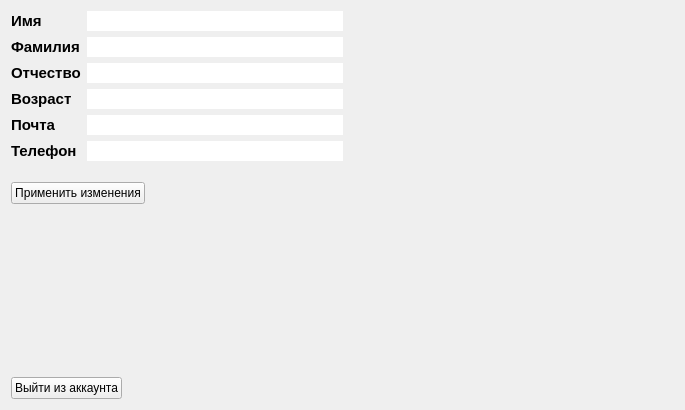
This is ViewModels/MainApplicationViewModels/NestedViewModels/CabinetViewModels/personaldataviewmodel.ui in SisAdminNsk/CarRentalClient as Qt 5 draws it before an edit. The edited form follows.
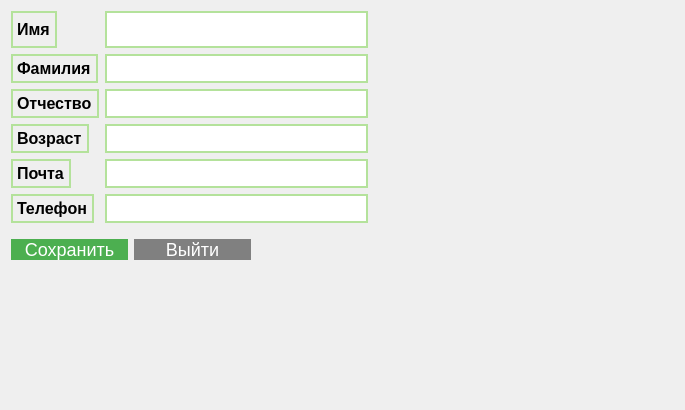
This is the edited form.

Commit message: Изменил personaldataviewmodel

Diff of the .ui file:
```diff
--- a/ViewModels/MainApplicationViewModels/NestedViewModels/CabinetViewModels/personaldataviewmodel.ui
+++ b/ViewModels/MainApplicationViewModels/NestedViewModels/CabinetViewModels/personaldataviewmodel.ui
@@ -14,70 +14,6 @@
    <string>Form</string>
   </property>
   <layout class="QGridLayout" name="gridLayout">
-   <item row="3" column="0">
-    <layout class="QHBoxLayout" name="loadingLayout">
-     <item>
-      <widget class="QLabel" name="loadingMessage">
-       <property name="text">
-        <string/>
-       </property>
-      </widget>
-     </item>
-     <item>
-      <spacer name="horizontalSpacer_2">
-       <property name="orientation">
-        <enum>Qt::Orientation::Horizontal</enum>
-       </property>
-       <property name="sizeHint" stdset="0">
-        <size>
-         <width>40</width>
-         <height>20</height>
-        </size>
-       </property>
-      </spacer>
-     </item>
-    </layout>
-   </item>
-   <item row="1" column="0">
-    <spacer name="verticalSpacer">
-     <property name="orientation">
-      <enum>Qt::Orientation::Vertical</enum>
-     </property>
-     <property name="sizeType">
-      <enum>QSizePolicy::Policy::Fixed</enum>
-     </property>
-     <property name="sizeHint" stdset="0">
-      <size>
-       <width>20</width>
-       <height>15</height>
-      </size>
-     </property>
-    </spacer>
-   </item>
-   <item row="2" column="0">
-    <layout class="QHBoxLayout" name="horizontalLayout">
-     <item>
-      <widget class="QPushButton" name="saveChangesButton">
-       <property name="text">
-        <string>Применить изменения</string>
-       </property>
-      </widget>
-     </item>
-     <item>
-      <spacer name="horizontalSpacer_3">
-       <property name="orientation">
-        <enum>Qt::Orientation::Horizontal</enum>
-       </property>
-       <property name="sizeHint" stdset="0">
-        <size>
-         <width>40</width>
-         <height>20</height>
-        </size>
-       </property>
-      </spacer>
-     </item>
-    </layout>
-   </item>
    <item row="0" column="1">
     <spacer name="horizontalSpacer">
      <property name="orientation">
@@ -91,7 +27,104 @@
      </property>
     </spacer>
    </item>
+   <item row="2" column="0">
+    <layout class="QHBoxLayout" name="horizontalLayout" stretch="7,7,7">
+     <item>
+      <widget class="QPushButton" name="saveChangesButton">
+       <property name="styleSheet">
+        <string notr="true">QPushButton{
+	background-color: #4CAF50;
+	color: white;
+	border: none;
+	text-align: center;
+	text-decoration: none;
+	display: inline-block;
+	font-size: 18px;
+	cursor: pointer;
+	border-radius: 12px;
+}
+
+QPushButton:hover{
+	background-color: #45a049;
+}
+
+QPushButton:pressed{
+	background-color: #3e8e41;
+}</string>
+       </property>
+       <property name="text">
+        <string>Сохранить</string>
+       </property>
+      </widget>
+     </item>
+     <item>
+      <widget class="QPushButton" name="pushButton">
+       <property name="styleSheet">
+        <string notr="true">QPushButton{
+	background-color: gray;
+	color: white;
+	border: none;
+	text-align: center;
+	text-decoration: none;
+	display: inline-block;
+	font-size: 18px;
+	cursor: pointer;
+	border-radius: 12px;
+}
+
+QPushButton:hover{
+	background-color: red;
+}
+
+QPushButton:pressed{
+	background-color: #3e8e41;
+}</string>
+       </property>
+       <property name="text">
+        <string>Выйти</string>
+       </property>
+      </widget>
+     </item>
+     <item>
+      <spacer name="horizontalSpacer_3">
+       <property name="orientation">
+        <enum>Qt::Orientation::Horizontal</enum>
+       </property>
+       <property name="sizeHint" stdset="0">
+        <size>
+         <width>40</width>
+         <height>20</height>
+        </size>
+       </property>
+      </spacer>
+     </item>
+    </layout>
+   </item>
    <item row="4" column="0">
+    <layout class="QHBoxLayout" name="loadingLayout">
+     <item>
+      <widget class="QLabel" name="loadingMessage">
+       <property name="text">
+        <string/>
+       </property>
+      </widget>
+     </item>
+     <item>
+      <spacer name="horizontalSpacer_2">
+       <property name="orientation">
+        <enum>Qt::Orientation::Horizontal</enum>
+       </property>
+       <property name="sizeHint" stdset="0">
+        <size>
+         <width>40</width>
+         <height>20</height>
+        </size>
+       </property>
+      </spacer>
+     </item>
+    </layout>
+   </item>
+   <item row="5" column="0">
     <spacer name="verticalSpacer_2">
      <property name="orientation">
       <enum>Qt::Orientation::Vertical</enum>
@@ -110,8 +143,13 @@
       <widget class="QLabel" name="label_13">
        <property name="styleSheet">
         <string notr="true">QLabel{
-	font-size: 11pt;
-	font-weight: 500;
+	font-size: 12pt;
+	font-weight: 600;
+}
+
+QLabel {
+	border: 1.5px solid rgb(180,226,155);
+	border-radius: 50px;
 }</string>
        </property>
        <property name="text">
@@ -122,9 +160,14 @@
      <item row="0" column="1">
       <widget class="QLineEdit" name="nameEdit">
        <property name="styleSheet">
-        <string notr="true">QLineEdit {
-	border: 1.5px solid rgb(255,255,255);
-border-radius: 50px;
+        <string notr="true">QLineEdit{
+	font-size: 20pt;
+	font-weight: 600;
+}
+
+QLineEdit {
+	border: 1.5px solid rgb(180,226,155);
+	border-radius: 50px;
 }</string>
        </property>
       </widget>
@@ -133,8 +176,13 @@
       <widget class="QLabel" name="label">
        <property name="styleSheet">
         <string notr="true">QLabel{
-	font-size: 11pt;
-	font-weight: 500;
+	font-size: 12pt;
+	font-weight: 600;
+}
+
+QLabel {
+	border: 1.5px solid rgb(180,226,155);
+	border-radius: 50px;
 }</string>
        </property>
        <property name="text">
@@ -145,9 +193,14 @@
      <item row="1" column="1">
       <widget class="QLineEdit" name="surnameEdit">
        <property name="styleSheet">
-        <string notr="true">QLineEdit {
-	border: 1.5px solid rgb(255,255,255);
-border-radius: 50px;
+        <string notr="true">QLineEdit{
+	font-size: 14pt;
+	font-weight: 600;
+}
+
+QLineEdit {
+	border: 1.5px solid rgb(180,226,155);
+	border-radius: 50px;
 }</string>
        </property>
       </widget>
@@ -156,8 +209,13 @@
       <widget class="QLabel" name="label_2">
        <property name="styleSheet">
         <string notr="true">QLabel{
-	font-size: 11pt;
-	font-weight: 500;
+	font-size: 12pt;
+	font-weight: 600;
+}
+
+QLabel {
+	border: 1.5px solid rgb(180,226,155);
+	border-radius: 50px;
 }</string>
        </property>
        <property name="text">
@@ -168,9 +226,14 @@
      <item row="2" column="1">
       <widget class="QLineEdit" name="patronymicEdit">
        <property name="styleSheet">
-        <string notr="true">QLineEdit {
-	border: 1.5px solid rgb(255,255,255);
-border-radius: 50px;
+        <string notr="true">QLineEdit{
+	font-size: 14pt;
+	font-weight: 600;
+}
+
+QLineEdit {
+	border: 1.5px solid rgb(180,226,155);
+	border-radius: 50px;
 }</string>
        </property>
       </widget>
@@ -179,8 +242,13 @@
       <widget class="QLabel" name="label_3">
        <property name="styleSheet">
         <string notr="true">QLabel{
-	font-size: 11pt;
-	font-weight: 500;
+	font-size: 12pt;
+	font-weight: 600;
+}
+
+QLabel {
+	border: 1.5px solid rgb(180,226,155);
+	border-radius: 50px;
 }</string>
        </property>
        <property name="text">
@@ -191,9 +259,14 @@
      <item row="3" column="1">
       <widget class="QLineEdit" name="ageEdit">
        <property name="styleSheet">
-        <string notr="true">QLineEdit {
-	border: 1.5px solid rgb(255,255,255);
-border-radius: 50px;
+        <string notr="true">QLineEdit{
+	font-size: 14pt;
+	font-weight: 600;
+}
+
+QLineEdit {
+	border: 1.5px solid rgb(180,226,155);
+	border-radius: 50px;
 }</string>
        </property>
       </widget>
@@ -202,8 +275,13 @@
       <widget class="QLabel" name="label_4">
        <property name="styleSheet">
         <string notr="true">QLabel{
-	font-size: 11pt;
-	font-weight: 500;
+	font-size: 12pt;
+	font-weight: 600;
+}
+
+QLabel {
+	border: 1.5px solid rgb(180,226,155);
+	border-radius: 50px;
 }</string>
        </property>
        <property name="text">
@@ -214,9 +292,14 @@
      <item row="4" column="1">
       <widget class="QLineEdit" name="emailEdit">
        <property name="styleSheet">
-        <string notr="true">QLineEdit {
-	border: 1.5px solid rgb(255,255,255);
-border-radius: 50px;
+        <string notr="true">QLineEdit{
+	font-size: 14pt;
+	font-weight: 600;
+}
+
+QLineEdit {
+	border: 1.5px solid rgb(180,226,155);
+	border-radius: 50px;
 }</string>
        </property>
       </widget>
@@ -225,8 +308,13 @@
       <widget class="QLabel" name="label_5">
        <property name="styleSheet">
         <string notr="true">QLabel{
-	font-size: 11pt;
-	font-weight: 500;
+	font-size: 12pt;
+	font-weight: 600;
+}
+
+QLabel {
+	border: 1.5px solid rgb(180,226,155);
+	border-radius: 50px;
 }</string>
        </property>
        <property name="text">
@@ -237,38 +325,51 @@
      <item row="5" column="1">
       <widget class="QLineEdit" name="phoneEdit">
        <property name="styleSheet">
-        <string notr="true">QLineEdit {
-	border: 1.5px solid rgb(255,255,255);
-border-radius: 50px;
+        <string notr="true">QLineEdit{
+	font-size: 14pt;
+	font-weight: 600;
+}
+
+QLineEdit {
+	border: 1.5px solid rgb(180,226,155);
+	border-radius: 50px;
 }</string>
        </property>
       </widget>
      </item>
     </layout>
    </item>
-   <item row="5" column="0">
-    <layout class="QHBoxLayout" name="horizontalLayout_3">
-     <item>
-      <widget class="QPushButton" name="pushButton">
-       <property name="text">
-        <string>Выйти из аккаунта</string>
-       </property>
-      </widget>
-     </item>
-     <item>
-      <spacer name="horizontalSpacer_4">
-       <property name="orientation">
-        <enum>Qt::Orientation::Horizontal</enum>
-       </property>
-       <property name="sizeHint" stdset="0">
-        <size>
-         <width>40</width>
-         <height>20</height>
-        </size>
-       </property>
-      </spacer>
-     </item>
-    </layout>
+   <item row="3" column="0">
+    <spacer name="verticalSpacer">
+     <property name="orientation">
+      <enum>Qt::Orientation::Vertical</enum>
+     </property>
+     <property name="sizeType">
+      <enum>QSizePolicy::Policy::Fixed</enum>
+     </property>
+     <property name="sizeHint" stdset="0">
+      <size>
+       <width>20</width>
+       <height>10</height>
+      </size>
+     </property>
+    </spacer>
+   </item>
+   <item row="1" column="0">
+    <spacer name="verticalSpacer_3">
+     <property name="orientation">
+      <enum>Qt::Orientation::Vertical</enum>
+     </property>
+     <property name="sizeType">
+      <enum>QSizePolicy::Policy::Fixed</enum>
+     </property>
+     <property name="sizeHint" stdset="0">
+      <size>
+       <width>20</width>
+       <height>10</height>
+      </size>
+     </property>
+    </spacer>
    </item>
   </layout>
  </widget>
```
The commit also changes 4 other files.
